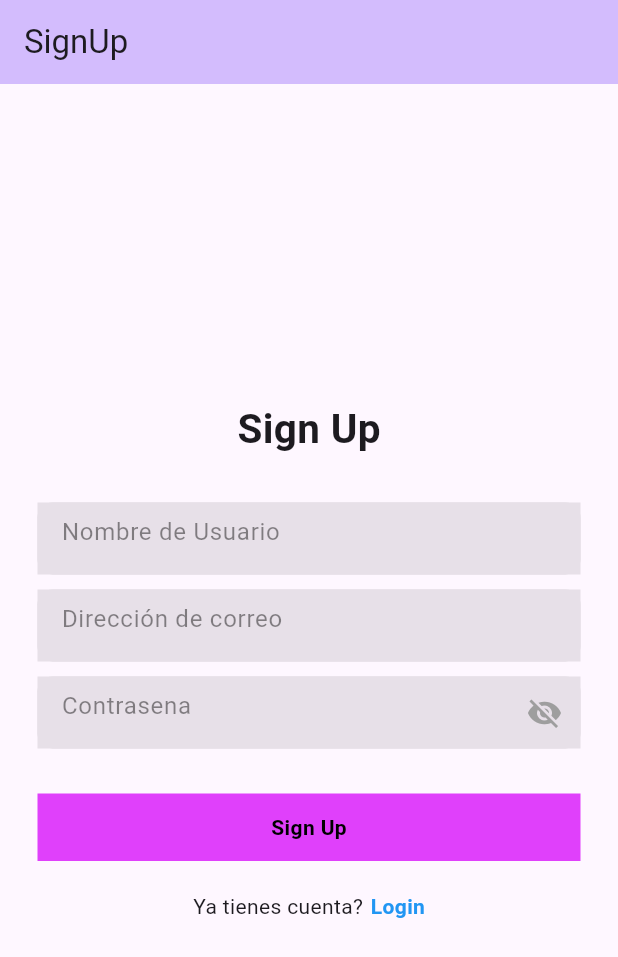
After one commit to carolinaandrade88/sys_gestion, a Flutter app: the LoginPage screen opened directly, after a tap on "Login", after a tap on "Registrarme", on a phone screen of 412 x 824 dp. The commit adds this screen. Shown: the top 957 px of the screen. Run offline on Flutter 3.47's test engine with Material 2 defaults, Android fonts, the phone set to English and light mode, and no system bars; our stand-ins replace cloud_firestore, firebase_auth, firebase_core; accounts and stored records are empty; network calls fail.

Commit message:
login y sing up

```diff
--- /dev/null
+++ b/lib/user_auth/firebase_auth_services.dart
@@ -0,0 +1,31 @@
+import 'package:firebase_auth/firebase_auth.dart';
+
+class FirebaseAuthService{
+  final FirebaseAuth _auth = FirebaseAuth.instance;
+  //Metodo para registrarme.
+  Future<User?> signUpWithEmailAndPassword(String email,
+      String password) async {
+    try {
+      UserCredential credential = await
+      _auth.createUserWithEmailAndPassword
+        (email: email, password: password);
+      return credential.user;
+    } catch (e) {
+      print("Some error occured");
+    }
+    return null;
+  }
+//Metodo para loguearme.
+  Future<User?> signInWithEmailAndPassword(String email,
+      String password) async {
+    try {
+      UserCredential credential = await
+      _auth.signInWithEmailAndPassword
+        (email: email, password: password);
+      return credential.user;
+    } catch (e) {
+      print("Some error occured");
+    }
+    return null;
+  }
+}
--- /dev/null
+++ b/lib/views/login_page.dart
@@ -0,0 +1,179 @@
+import 'package:sys_gestion/user_auth/firebase_auth_services.dart';
+import 'package:sys_gestion/views/sign_up_auth.dart';
+import 'package:sys_gestion/widget/input_widget.dart';
+import 'package:firebase_auth/firebase_auth.dart';
+import 'package:flutter/material.dart';
+
+//import 'package:one_flutter/views/sign_up_auth.dart';
+//import'package:one_flutter/widget/form_container_widget.dart';
+//import 'package:one_flutter/widget/input_password.dart';
+class LoginPage extends StatefulWidget {
+ const LoginPage({super.key});
+ @override
+ State<LoginPage> createState() => _LoginPageState();
+}
+
+class _LoginPageState extends State<LoginPage> {
+ final bool _isSigning = false;
+ final FirebaseAuthService _auth = FirebaseAuthService();
+ final TextEditingController _emailController = TextEditingController();
+ final TextEditingController _passwordController = TextEditingController();
+ String? mensaje;
+ void notificacion() {
+  setState(() {});
+ }
+
+ @override
+ void dispose() {
+  _emailController.dispose();
+  _passwordController.dispose();
+  super.dispose();
+ }
+
+ @override
+ Widget build(BuildContext context) {
+  return Scaffold(
+   appBar: AppBar(
+    //leading: const Icon(Icons.close),
+    leading: Builder(
+     builder: (BuildContext context) {
+      return IconButton(
+          icon: const Icon(Icons.menu),
+          onPressed: () => print('Has presionado el icono menu'));
+     },
+    ),
+   ),
+   body: Center(
+    child: Padding(
+     padding: const EdgeInsets.symmetric(horizontal: 15),
+     child: Column(
+      mainAxisAlignment: MainAxisAlignment.center,
+      children: [
+       const Text(
+        "Login",
+        style: TextStyle(fontSize: 50, fontWeight: FontWeight.bold),
+       ),
+       //Image.asset("images/user.png"),
+       const SizedBox(
+        height: 50,
+       ),
+       _InputCustomized(_emailController, false, 'Correo electronico',
+           'E-mail', TextInputType.emailAddress, Icons.email),
+       const SizedBox(
+        height: 50,
+       ),
+       InputWidget(
+        controller: _passwordController,
+        hintText: 'Contrasena',
+        isPasswordField: true,
+        //inputType: TextInputType.visiblePassword ,
+       ),
+       const SizedBox(
+        height: 30,
+       ),
+       GestureDetector(
+        onTap: _signIn,
+        child: Container(
+         width: double.infinity,
+         height: 45,
+         decoration: BoxDecoration(
+          color: Colors.pinkAccent,
+          borderRadius: BorderRadius.zero,
+         ),
+         child: const Center(
+             child: Text(
+              "Login",
+              style: TextStyle(
+                  color: Color.fromARGB(255, 247, 247, 247), fontWeight: FontWeight.bold),
+             )),
+        ),
+       ),
+       const SizedBox(
+        height: 20,
+       ),
+       Row(
+        mainAxisAlignment: MainAxisAlignment.center,
+        children: [
+         const Text("No tienes una cuenta?"),
+         const SizedBox(
+          width: 5,
+         ),
+         GestureDetector(
+             onTap: () {
+              Navigator.pushAndRemoveUntil(
+                  context,
+                  MaterialPageRoute(
+                      builder: (context) => const SignUpPage()),
+                      (route) => false);
+             },
+             child: const Text(
+              "Registrarme",
+              style: TextStyle(
+                  color: Colors.blue, fontWeight: FontWeight.bold),
+             )),
+        ],
+       ),
+       const SizedBox(
+        height: 25,
+       ),
+       Text(
+        '$mensaje',
+        style: const TextStyle(
+            color: Colors.blue, fontWeight: FontWeight.bold),
+       )
+      ],
+     ),
+    ),
+   ),
+  );
+ }
+
+ void _signIn() async {
+  String email = _emailController.text;
+  String password = _passwordController.text;
+  User? user = await _auth.signInWithEmailAndPassword(email, password);
+  if (user != null) {
+   print("Login Satisfactorio!!!");
+   //Navigator.pushNamed(context, "/");
+   Navigator.pushReplacementNamed(context, "/");
+   setState(() {
+    mensaje = "";
+   });
+  } else {
+   setState(() {
+    mensaje = "No se encontro el usuario especificado";
+   });
+  }
+ }
+
+ //Creando widget con paso de parametros para personalizar
+ Widget _InputCustomized(
+     TextEditingController? controller,
+     bool? isPassword,
+     String? hintText,
+     String? labelText,
+     TextInputType? inputType,
+     IconData? icon) {
+  return Container(
+   width: double.infinity,
+   decoration: BoxDecoration(
+    color: Colors.grey.withOpacity(.35),
+    borderRadius: BorderRadius.circular(10),
+   ),
+   child: TextFormField(
+       style: const TextStyle(color: Colors.black),
+       controller: controller,
+       keyboardType: inputType,
+       obscureText: isPassword == true ? true : false,
+       decoration: InputDecoration(
+           border: InputBorder.none,
+           filled: true,
+           hintText: hintText,
+           hintStyle: const TextStyle(color: Colors.black45),
+           suffixIcon: Icon(
+            icon,
+            color: Color.fromARGB(255, 230, 208, 9),
+           ))),
+  );
+ }
+}
--- /dev/null
+++ b/lib/views/sign_up_auth.dart
@@ -0,0 +1,130 @@
+import 'package:sys_gestion/user_auth/firebase_auth_services.dart';
+import 'package:sys_gestion/views/login_page.dart';
+import 'package:sys_gestion/widget/widget.dart';
+import 'package:firebase_auth/firebase_auth.dart';
+import 'package:flutter/material.dart';
+
+class SignUpPage extends StatefulWidget {
+ const SignUpPage({super.key});
+ @override
+ State<SignUpPage> createState() => _SignUpPageState();
+}
+class _SignUpPageState extends State<SignUpPage> {
+ final FirebaseAuthService _auth = FirebaseAuthService();
+ final TextEditingController _usernameController =
+TextEditingController();
+ final TextEditingController _emailController =
+TextEditingController();
+ final TextEditingController _passwordController =
+TextEditingController();
+ @override
+ void dispose() {
+ _usernameController.dispose();
+ _emailController.dispose();
+ _passwordController.dispose();
+ super.dispose();
+ }
+ @override
+ Widget build(BuildContext context) {
+ return Scaffold(
+ appBar: AppBar(
+  backgroundColor: Theme.of(context).colorScheme.inversePrimary,
+ title: const Text("SignUp"),
+
+ ),
+ body: Center(
+ child: Padding(
+ padding: const EdgeInsets.symmetric(horizontal:
+25),
+ child: SingleChildScrollView(
+ child: Column(
+ mainAxisAlignment: MainAxisAlignment.center,
+ children: [
+ const Text(
+ "Sign Up",
+ style: TextStyle(fontSize: 27, fontWeight:
+FontWeight.bold),
+ ),
+ const SizedBox(
+ height: 30,
+ ),
+ InputWidget(
+ controller: _usernameController,
+ hintText: "Nombre de Usuario",
+ isPasswordField: false,
+ ),
+ const SizedBox(
+ height: 10,
+ ),
+ InputWidget(
+ controller: _emailController,
+ hintText: "Dirección de correo",
+ isPasswordField: false,
+ ),
+ const SizedBox(
+ height: 10,
+ ),
+ InputWidget(
+ controller: _passwordController,
+ hintText: "Contrasena",
+ isPasswordField: true,
+ ),
+ const SizedBox(
+ height: 30,
+ ),
+ GestureDetector(
+ onTap: _signUp,
+ child: Container(
+ width: double.infinity,
+ height: 45,
+ decoration: BoxDecoration(
+ color: Colors.purpleAccent,
+ borderRadius:
+BorderRadius.zero,
+ ),
+ child: const Center(
+ child: Text(
+ "Sign Up",
+ style: TextStyle(color:
+Colors.black, fontWeight: FontWeight.bold),
+ )),
+ ),
+ ),
+ const SizedBox(height: 20,),
+ Row(mainAxisAlignment:
+MainAxisAlignment.center,
+ children: [
+ const Text("Ya tienes cuenta?"),
+ const SizedBox(width: 5,),
+ GestureDetector(
+ onTap: () {
+ Navigator.pushAndRemoveUntil(
+ context,
+MaterialPageRoute(builder: (context) => const LoginPage()),
+(route) => false);
+ },
+child: const Text("Login", style:
+TextStyle(color: Colors.blue, fontWeight: FontWeight.bold),))
+ ],
+ )
+ ],
+ ),
+ ),
+ ),
+ ),
+ );
+ }
+ void _signUp() async {
+String username = _usernameController.text;
+ String email = _emailController.text;
+ String password = _passwordController.text;
+ User? user = await
+_auth.signUpWithEmailAndPassword(email, password);
+ if (user != null){
+ print("Usuario agregado satisfactoriamente.");
+ Navigator.pushNamed(context, "/login");
+ } else{
+ print("Algo salio mal");
+ }
+ }
+}
--- /dev/null
+++ b/lib/widget/input_widget.dart
@@ -0,0 +1,69 @@
+import 'package:flutter/material.dart';
+
+
+class InputWidget extends StatefulWidget {
+  const InputWidget(
+      {
+        super.key,
+        this.controller,
+        this.isPasswordField,
+        this.hintText,
+        this.labelText,
+//required this.inputType,
+        this.inputType,
+        this.icon
+      }
+      );
+//final key? fieldKey;
+  final TextEditingController? controller;
+  final bool? isPasswordField;
+  final String? hintText;
+  final String? labelText;
+  final TextInputType? inputType;
+  final IconData? icon;
+//final Icon? icon;
+  @override
+  State<InputWidget> createState() => _InputWidgetState();
+}
+class _InputWidgetState extends State<InputWidget> {
+  bool _obscureText = true;
+  @override
+  Widget build(BuildContext context) {
+    return Container(
+      width: double.infinity,
+      decoration: BoxDecoration(
+        color: Colors.grey.withOpacity(.35),
+        borderRadius: BorderRadius.circular(10),
+      ),
+      child: TextFormField(
+          style: const TextStyle(color: Colors.black),
+          controller: widget.controller,
+          keyboardType: widget.inputType,
+          obscureText: widget.isPasswordField == true?
+          _obscureText : false,
+          decoration: InputDecoration(
+            border: InputBorder.none,
+            filled: true,
+            hintText: widget.hintText,
+            hintStyle: const TextStyle(
+                color: Colors.black45
+            ),
+            suffixIcon: GestureDetector(
+              onTap: () {
+                setState(() {
+                  _obscureText = !_obscureText;
+                });
+              },
+              child: widget.isPasswordField==true? Icon(
+                _obscureText ? Icons.visibility_off :
+                Icons.visibility,
+                color: _obscureText == false ? Colors.blue
+                    : Colors.grey,
+              ): const Text(""),
+            ),
+          )
+      ),
+    );
+
+  }
+}
--- /dev/null
+++ b/lib/widget/widget.dart
@@ -0,0 +1,73 @@
+import 'package:flutter/material.dart';
+
+
+class InputWidget extends StatefulWidget {
+  const InputWidget(
+      {
+        super.key,
+        this.controller,
+        this.isPasswordField,
+        this.hintText,
+        this.labelText,
+//required this.inputType,
+        this.inputType,
+        this.icon
+
+
+      }
+      );
+  //final key? fieldKey;
+  final TextEditingController? controller;
+  final bool? isPasswordField;
+  final String? hintText;
+  final String? labelText;
+  final TextInputType? inputType;
+  final IconData? icon;
+  //final Icon? icon
+  @override
+
+  State<InputWidget> createState() => _InputWidgetState();
+}
+
+@override
+class _InputWidgetState extends State<InputWidget> {
+  bool _obscureText = true;
+  @override
+
+  Widget build(BuildContext context) {
+    return Container(
+      width: double.infinity,
+      decoration: BoxDecoration(
+        color: Colors.grey.withOpacity(.35),
+        borderRadius: BorderRadius.circular(10),
+      ),
+      child: TextFormField(
+          style: const TextStyle(color: Colors.black),
+          controller: widget.controller,
+          keyboardType: widget.inputType,
+          obscureText: widget.isPasswordField == true?
+          _obscureText : false,
+          decoration: InputDecoration(
+            border: InputBorder.none,
+            filled: true,
+            hintText: widget.hintText,
+            hintStyle: const TextStyle(
+                color: Colors.black45
+            ),
+            suffixIcon: GestureDetector(
+              onTap: () {
+                setState(() {
+                  _obscureText = !_obscureText;
+                });
+              },
+              child: widget.isPasswordField==true? Icon(
+                _obscureText ? Icons.visibility_off :
+                Icons.visibility,
+                color: _obscureText == false ? Colors.blue: Colors.grey,
+              ): const Text(""),
+            ),
+          )
+      ),
+    );
+  }
+}
--- a/pubspec.yaml
+++ b/pubspec.yaml
@@ -37,6 +37,7 @@ dependencies:
   cupertino_icons: ^1.0.2
   firebase_core: ^2.20.0
   cloud_firestore: ^4.12.1
+  firebase_auth: ^4.14.0
 
 
 
```
Also changed, not shown: lib/Myhomepage.dart (+7 -0 lines), pubspec.lock, 3 other files.
